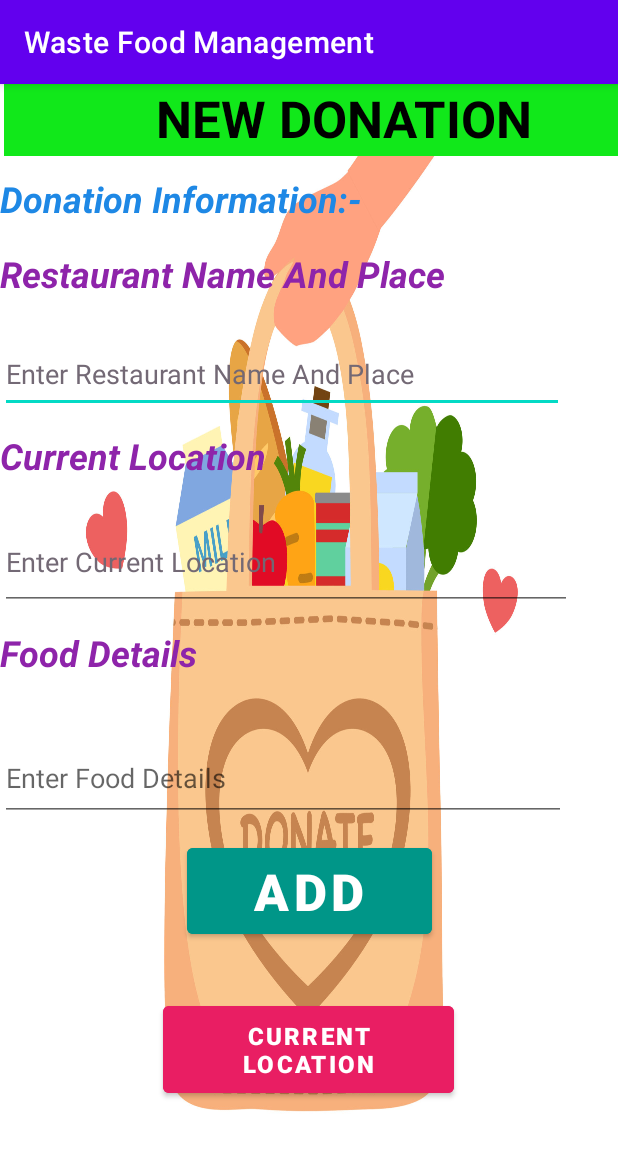
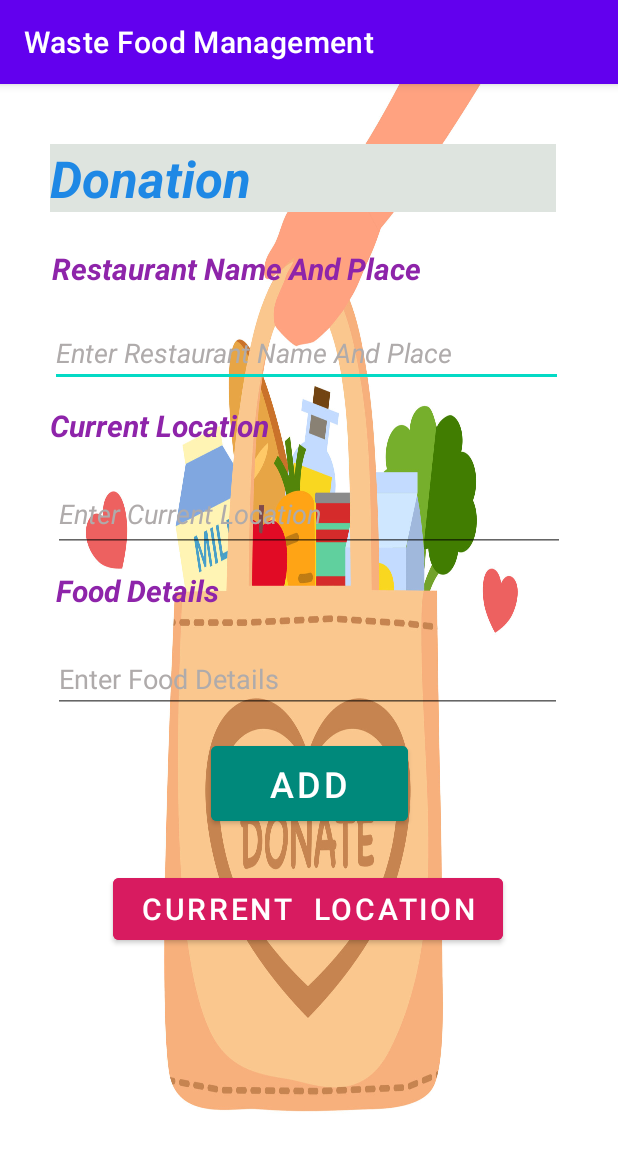
Before and after one commit to officialshubhamsinha/Waste-Food-Management1, an Android app: the Donation_Entry screen opened directly, with no data from a screen before it, on a phone screen of 412 x 824 dp. Shown: the top 1151 px of the screen. Run offline under Robolectric (Android 15) with nearby library versions, the phone set to English and light mode, and no system bars.

Commit message:
New Donation_Entry_Update_Done

```diff
--- a/app/src/main/res/layout/activity_donation_entry.xml
+++ b/app/src/main/res/layout/activity_donation_entry.xml
@@ -5,137 +5,135 @@
     android:layout_width="match_parent"
     android:layout_height="match_parent"
     android:background="@drawable/food"
-    tools:context=".Donation_Entry">
 
-    <Button
-        android:id="@+id/button3"
-        android:layout_width="163dp"
-        android:layout_height="69dp"
-        android:layout_marginTop="12dp"
-        android:backgroundTint="#009688"
-        android:text="Add"
-        android:textSize="34sp"
-        android:textStyle="bold"
-        app:layout_constraintEnd_toEndOf="parent"
-        app:layout_constraintStart_toStartOf="parent"
-        app:layout_constraintTop_toBottomOf="@+id/editTextTextPersonName8" />
-
-    <Button
-        android:id="@+id/button4"
-        android:layout_width="194dp"
-        android:layout_height="70dp"
-        android:layout_marginTop="36dp"
-        android:backgroundTint="#E91E63"
-        android:text="Current Location"
-        android:textSize="16sp"
-        android:textStyle="bold"
-        app:layout_constraintEnd_toEndOf="parent"
-        app:layout_constraintHorizontal_bias="0.497"
-        app:layout_constraintStart_toStartOf="parent"
-        app:layout_constraintTop_toBottomOf="@+id/button3" />
+    tools:context="Donation_Entry">
 
     <TextView
-        android:id="@+id/textView10"
-        android:layout_width="243dp"
-        android:layout_height="38dp"
-        android:layout_marginTop="12dp"
+        android:id="@+id/textView"
+        android:layout_width="337dp"
+        android:layout_height="45dp"
+        android:layout_marginTop="40dp"
+        android:background="#DEE4DF"
         android:text="Donation Information:-"
         android:textColor="#1E88E5"
-        android:textColorHint="#A7FFEB"
-        android:textColorLink="#A7FFEB"
-        android:textSize="24sp"
+        android:textSize="34sp"
         android:textStyle="normal|bold|italic"
-        app:layout_constraintTop_toBottomOf="@+id/textView7"
-        tools:layout_editor_absoluteX="19dp" />
-
-    <TextView
-        android:id="@+id/textView11"
-        android:layout_width="377dp"
-        android:layout_height="49dp"
-        android:layout_marginTop="12dp"
-        android:text="Restaurant Name And Place"
-        android:textColor="#8E24AA"
-        android:textSize="24sp"
-        android:textStyle="normal|bold|italic"
-        app:layout_constraintTop_toBottomOf="@+id/textView10"
-        tools:layout_editor_absoluteX="18dp" />
-
-    <TextView
-        android:id="@+id/textView12"
-        android:layout_width="381dp"
-        android:layout_height="48dp"
-        android:layout_marginTop="12dp"
-        android:text="Current Location"
-        android:textColor="#8E24AA"
-        android:textColorHint="#FF9800"
-        android:textSize="24sp"
-        android:textStyle="normal|bold|italic"
-        app:layout_constraintTop_toBottomOf="@+id/editTextTextPersonName6"
-        tools:layout_editor_absoluteX="19dp" />
-
-    <TextView
-        android:id="@+id/textView13"
-        android:layout_width="381dp"
-        android:layout_height="63dp"
-        android:layout_marginTop="12dp"
-        android:text="Food Details"
-        android:textColor="#8E24AA"
-        android:textSize="24sp"
-        android:textStyle="normal|bold|italic"
-        app:layout_constraintTop_toBottomOf="@+id/editTextTextPersonName7"
-        tools:layout_editor_absoluteX="19dp" />
+        app:layout_constraintEnd_toEndOf="parent"
+        app:layout_constraintHorizontal_bias="0.445"
+        app:layout_constraintStart_toStartOf="parent"
+        app:layout_constraintTop_toTopOf="parent" />
 
     <EditText
-        android:id="@+id/editTextTextPersonName6"
-        android:layout_width="376dp"
-        android:layout_height="52dp"
+        android:id="@+id/editTextTextPersonName"
+        android:layout_width="342dp"
+        android:layout_height="45dp"
         android:layout_marginTop="8dp"
         android:ems="10"
         android:hint="Enter Restaurant Name And Place"
         android:inputType="textPersonName"
-        android:textColor="#191616"
-        android:textColorHint="#FC716773"
-        app:layout_constraintTop_toBottomOf="@+id/textView11"
-        tools:layout_editor_absoluteX="17dp" />
+        android:textColor="#605959"
+        android:textColorHint="#AFABAB"
+        android:textStyle="normal|italic"
+        app:layout_constraintEnd_toEndOf="parent"
+        app:layout_constraintHorizontal_bias="0.478"
+        app:layout_constraintStart_toStartOf="parent"
+        app:layout_constraintTop_toBottomOf="@+id/textView3" />
+
+    <TextView
+        android:id="@+id/textView3"
+        android:layout_width="342dp"
+        android:layout_height="39dp"
+        android:layout_marginTop="24dp"
+        android:text="Restaurant Name And Place"
+        android:textColor="#8E24AA"
+        android:textSize="20sp"
+        android:textStyle="normal|bold|italic"
+        app:layout_constraintEnd_toEndOf="parent"
+        app:layout_constraintHorizontal_bias="0.492"
+        app:layout_constraintStart_toStartOf="parent"
+        app:layout_constraintTop_toBottomOf="@+id/textView" />
+
+    <TextView
+        android:id="@+id/textView4"
+        android:layout_width="346dp"
+        android:layout_height="40dp"
+        android:layout_marginTop="12dp"
+        android:text="Current Location"
+        android:textColor="#8E24AA"
+        android:textSize="20sp"
+        android:textStyle="normal|bold|italic"
+        app:layout_constraintEnd_toEndOf="parent"
+        app:layout_constraintHorizontal_bias="0.507"
+        app:layout_constraintStart_toStartOf="parent"
+        app:layout_constraintTop_toBottomOf="@+id/editTextTextPersonName" />
+
+    <TextView
+        android:id="@+id/textView5"
+        android:layout_width="337dp"
+        android:layout_height="44dp"
+        android:layout_marginTop="12dp"
+        android:text="Food Details"
+        android:textColor="#8E24AA"
+        android:textSize="20sp"
+        android:textStyle="normal|bold|italic"
+        app:layout_constraintEnd_toEndOf="parent"
+        app:layout_constraintStart_toStartOf="parent"
+        app:layout_constraintTop_toBottomOf="@+id/editTextTextPersonName4" />
 
     <EditText
-        android:id="@+id/editTextTextPersonName7"
-        android:layout_width="381dp"
-        android:layout_height="63dp"
+        android:id="@+id/editTextTextPersonName3"
+        android:layout_width="339dp"
+        android:layout_height="43dp"
+        android:layout_marginTop="8dp"
+        android:ems="10"
+        android:hint="Enter Food Details"
+        android:inputType="textPersonName"
+        android:textColorHint="#AFABAB"
+        app:layout_constraintEnd_toEndOf="parent"
+        app:layout_constraintHorizontal_bias="0.485"
+        app:layout_constraintStart_toStartOf="parent"
+        app:layout_constraintTop_toBottomOf="@+id/textView5" />
+
+    <Button
+        android:id="@+id/button"
+        android:layout_width="131dp"
+        android:layout_height="62dp"
+        android:layout_marginTop="16dp"
+        android:backgroundTint="#00897B"
+        android:text="ADD"
+        android:textSize="24sp"
+        app:layout_constraintEnd_toEndOf="parent"
+        app:layout_constraintStart_toStartOf="parent"
+        app:layout_constraintTop_toBottomOf="@+id/editTextTextPersonName3" />
+
+    <Button
+        android:id="@+id/button2"
+        android:layout_width="260dp"
+        android:layout_height="53dp"
+        android:layout_marginTop="88dp"
+        android:backgroundTint="#D81B60"
+        android:text="CURRENT  LOCATION"
+        android:textSize="20sp"
+        app:layout_constraintBottom_toBottomOf="parent"
+        app:layout_constraintEnd_toEndOf="parent"
+        app:layout_constraintHorizontal_bias="0.496"
+        app:layout_constraintStart_toStartOf="parent"
+        app:layout_constraintTop_toTopOf="@+id/button"
+        app:layout_constraintVertical_bias="0.0" />
+
+    <EditText
+        android:id="@+id/editTextTextPersonName4"
+        android:layout_width="341dp"
+        android:layout_height="50dp"
         android:layout_marginTop="8dp"
         android:ems="10"
         android:hint="Enter Current Location"
         android:inputType="textPersonName"
-        android:textColor="#0A020C"
-        android:textColorHint="#FC716773"
-        app:layout_constraintTop_toBottomOf="@+id/textView12"
-        tools:layout_editor_absoluteX="19dp" />
-
-    <EditText
-        android:id="@+id/editTextTextPersonName8"
-        android:layout_width="377dp"
-        android:layout_height="57dp"
-        android:layout_marginTop="8dp"
-        android:ems="10"
-        android:hint="Enter Food Details"
-        android:inputType="textPersonName"
-        app:layout_constraintTop_toBottomOf="@+id/textView13"
-        tools:layout_editor_absoluteX="19dp" />
-
-    <TextView
-        android:id="@+id/textView7"
-        android:layout_width="409dp"
-        android:layout_height="48dp"
-        android:background="#11E81A"
-        android:text="     NEW DONATION"
-        android:textAlignment="center"
-        android:textColor="#000000"
-        android:textColorHint="@color/white"
-        android:textSize="34sp"
-        android:textStyle="bold"
+        android:textColor="#434040"
+        android:textColorHint="#AFABAB"
+        android:textStyle="normal|italic"
         app:layout_constraintEnd_toEndOf="parent"
-        app:layout_constraintHorizontal_bias="1.0"
         app:layout_constraintStart_toStartOf="parent"
-        app:layout_constraintTop_toTopOf="parent" />
+        app:layout_constraintTop_toBottomOf="@+id/textView4" />
 
 </androidx.constraintlayout.widget.ConstraintLayout>
```
